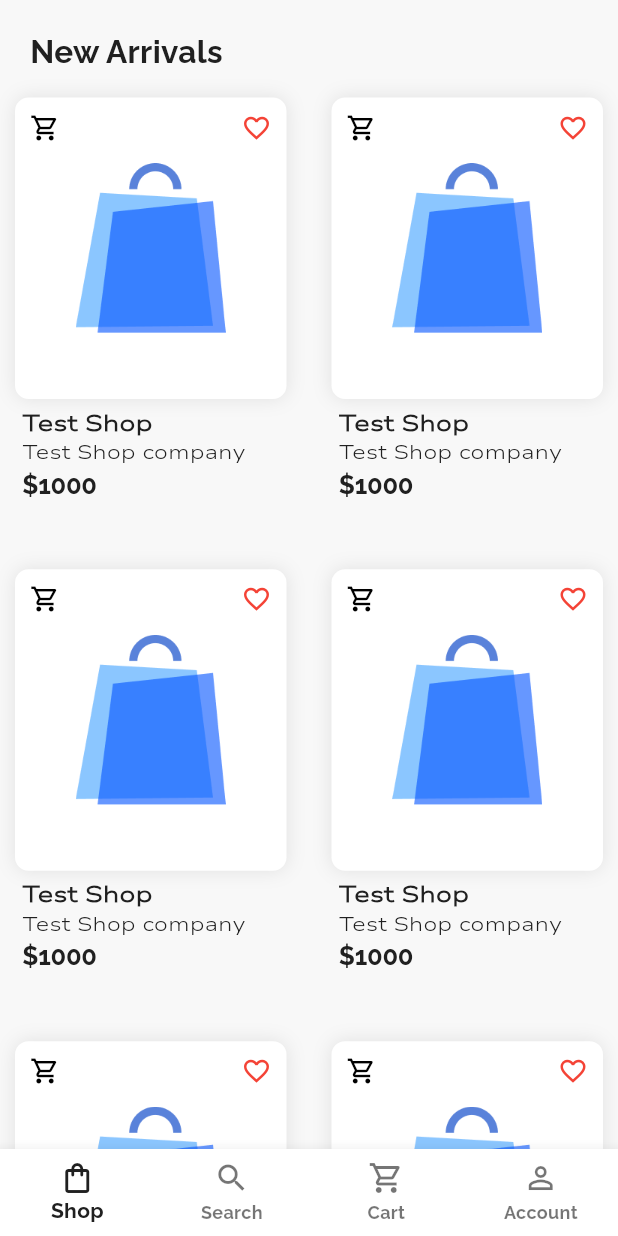
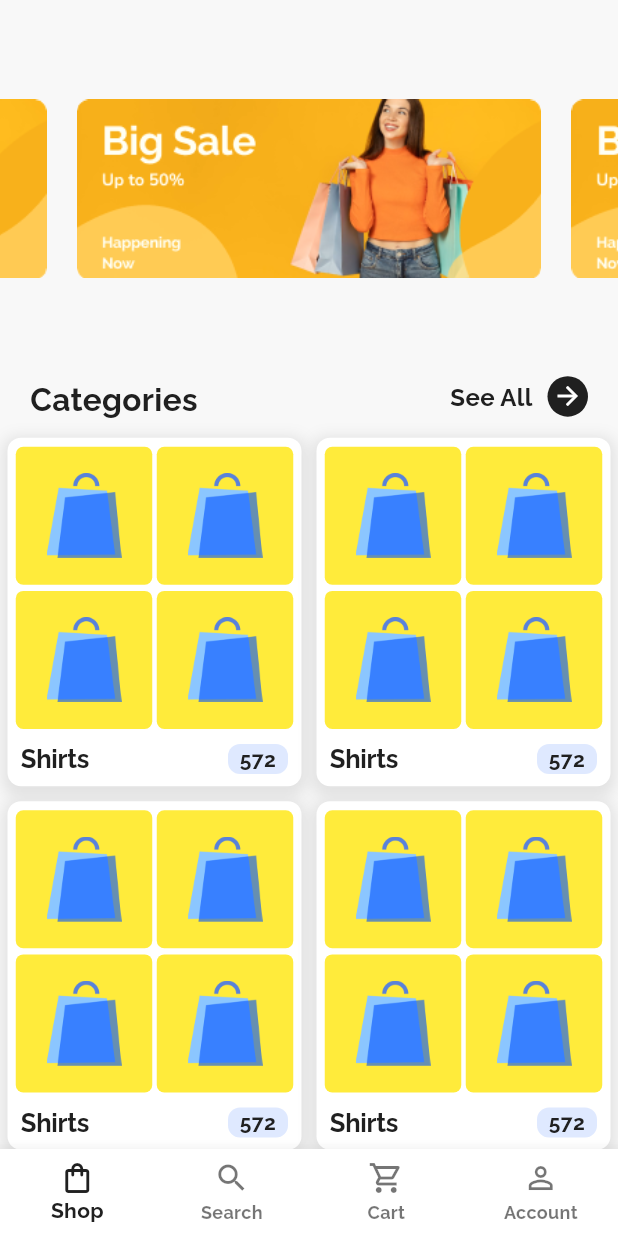
Before and after one commit to ahammednibras8/spare_boy, a Flutter app: the screen it shows after launch, after a tap on "Let's get started", on a phone screen of 412 x 824 dp. Run offline on Flutter 3.47's test engine with Material 3 defaults, Android fonts, the phone set to English and light mode, and no system bars; drawn by our look-alikes of carousel_slider; our stand-ins replace google_fonts, pinput.

Commit message:
Refactor CatagoryWidget for improved layout and functionality
- Updated CatagoryWidget to use a more flexible layout with dynamic sizing.
- Enhanced the image display within CatagoryWidget to support a grid layout.
- Integrated number of items display in CatagoryWidget for better user feedback.
- Improved styling and responsiveness of the widget.
- Adjusted margins and paddings for a cleaner UI.
- Ensured compatibility with CarouselSlider in ShopScreen for seamless integration.

```diff
--- /dev/null
+++ b/lib/features/common/widgets/banner_widget.dart
@@ -0,0 +1,22 @@
+import 'package:flutter/material.dart';
+
+class BannerWidget extends StatelessWidget {
+  const BannerWidget({super.key});
+
+  @override
+  Widget build(BuildContext context) {
+    return LayoutBuilder(
+      builder: (context,constraints) {
+        return Container(
+          width: constraints.maxWidth,
+          height: 130,
+          margin: const EdgeInsets.all(10),
+          child: Image.asset(
+            'assets/banners/banner.png',
+            fit: BoxFit.contain,
+          ),
+        );
+      }
+    );
+  }
+}
--- a/lib/features/common/widgets/buttons.dart
+++ b/lib/features/common/widgets/buttons.dart
@@ -58,15 +58,18 @@ class OnboardingButton extends StatelessWidget {
 class SmallBlueButton extends StatelessWidget {
   final IconData icon;
   final VoidCallback? onTap;
-  const SmallBlueButton({super.key, required this.icon, this.onTap});
+  final double? size;
+  final double? width;
+  final double? height;
+  const SmallBlueButton({super.key, required this.icon, this.onTap, this.size,this.width,this.height});
 
   @override
   Widget build(BuildContext context) {
     return GestureDetector(
       onTap: onTap,
       child: Container(
-          width: 30,
-          height: 30,
+          width: width ?? 30,
+          height: height ?? 30,
           decoration: const BoxDecoration(
             color: AppColors.textPrimary,
             shape: BoxShape.circle,
@@ -74,6 +77,7 @@ class SmallBlueButton extends StatelessWidget {
           child: Icon(
             icon,
             color: Colors.white,
+            size: size ?? 23,
           )),
     );
   }
--- /dev/null
+++ b/lib/features/common/widgets/catagory_widget.dart
@@ -0,0 +1,117 @@
+import 'package:flutter/material.dart';
+import 'package:google_fonts/google_fonts.dart';
+import 'package:spare_boy/core/constants/app_colors.dart';
+
+class CatagoryWidget extends StatefulWidget {
+  final String title;
+  final List<String> images;
+  final VoidCallback onTap;
+  final int? numberOfItems;
+
+  const CatagoryWidget({
+    super.key,
+    required this.title,
+    required this.images,
+    required this.onTap,
+    this.numberOfItems,
+  });
+
+  @override
+  State<CatagoryWidget> createState() => _CatagoryWidgetState();
+}
+
+class _CatagoryWidgetState extends State<CatagoryWidget> {
+  @override
+  Widget build(BuildContext context) {
+    return LayoutBuilder(builder: (context, constraints) {
+      final double maxWidth = constraints.maxWidth;
+      return Container(
+          margin: const EdgeInsets.symmetric(horizontal: 5, vertical: 5),
+          padding: const EdgeInsets.all(4),
+          decoration: const BoxDecoration(
+              color: Colors.white,
+              borderRadius: BorderRadius.all(Radius.circular(9)),
+              boxShadow: [
+                BoxShadow(
+                    color: Color.fromARGB(66, 158, 158, 158),
+                    blurRadius: 8,
+                    spreadRadius: 3,
+                    offset: Offset(0, 3)
+                    )
+              ]),
+          // margin: const EdgeInsets.only(bottom: 5,left: 5,right: 5),
+
+          child: SizedBox(
+            width: maxWidth + 10,
+            height: maxWidth - 10,
+            child: Column(
+                mainAxisAlignment: MainAxisAlignment.spaceAround,
+                children: [
+                  Row(
+                      mainAxisAlignment: MainAxisAlignment.spaceAround,
+                      children: [
+                        imageBuilder(widget.images[0], maxWidth / 2 - 12,
+                            maxWidth / 2 - 11),
+                        imageBuilder(widget.images[1], maxWidth / 2 - 12,
+                            maxWidth / 2 - 11)
+                      ]),
+                  Row(
+                      mainAxisAlignment: MainAxisAlignment.spaceAround,
+                      children: [
+                        imageBuilder(widget.images[2], maxWidth / 2 - 12,
+                            maxWidth / 2 - 11),
+                        imageBuilder(widget.images[3], maxWidth / 2 - 12,
+                            maxWidth / 2 - 11)
+                      ]),
+                      Row(
+                        mainAxisAlignment: MainAxisAlignment.spaceBetween,
+                        children: [
+                          Container(
+                            margin: const EdgeInsets.only(left: 5,top: 4),
+                            child: Text(widget.title,
+                                style: GoogleFonts.raleway(
+                                    color: AppColors.textPrimary,
+                                    fontSize: 17,
+                                    fontWeight: FontWeight.bold,
+                                    letterSpacing: -0.17,
+                                    )),
+                          ),
+                          Container(
+                            width: 40,
+                            height: 20,
+                            decoration: BoxDecoration(
+                              borderRadius: BorderRadius.circular(8),
+                              color: const Color(0xFFDFE9FF),
+                            ),
+
+                            margin: const EdgeInsets.only(right: 5,top: 4),
+                            child: Text( widget.numberOfItems!=null? widget.numberOfItems.toString():'0',
+                            textAlign: TextAlign.center,
+                                style: GoogleFonts.raleway(
+                                    color: AppColors.textPrimary,
+                                    fontSize: 14,
+                                    fontWeight: FontWeight.bold)),
+                          )
+                        ],
+                      )
+                ]),
+          ));
+    });
+  }
+}
+
+Widget imageBuilder(String image, double width, double height) {
+  return Container(
+    decoration: const BoxDecoration(
+      color: Colors.yellow,
+      borderRadius: BorderRadius.all(Radius.circular(5)),
+    ),
+    width: width,
+    height: height,
+    child: Image.asset(
+      image,
+      scale: 4,
+      alignment: Alignment.center,
+    ),
+  );
+}
--- a/lib/features/home/views/shop_screen.dart
+++ b/lib/features/home/views/shop_screen.dart
@@ -1,6 +1,12 @@
+import 'package:carousel_slider/carousel_slider.dart';
 import 'package:flutter/material.dart';
 import 'package:google_fonts/google_fonts.dart';
+import 'package:spare_boy/core/constants/app_colors.dart';
+import 'package:spare_boy/features/common/widgets/banner_widget.dart';
+import 'package:spare_boy/features/common/widgets/buttons.dart';
+import 'package:spare_boy/features/common/widgets/catagory_widget.dart';
 import 'package:spare_boy/features/common/widgets/item_widget.dart';
+import 'package:spare_boy/features/home/views/cart_screen.dart';
 
 class ShopScreen extends StatefulWidget {
   const ShopScreen({super.key});
@@ -10,21 +16,64 @@ class ShopScreen extends StatefulWidget {
 }
 
 class _ShopScreenState extends State<ShopScreen> {
+  final List<String> categories = List.generate(4, (index) {
+    return 'assets/icons/test_shop.png';
+  });
+
+  @override
+  void initState() {
+    super.initState();
+
+    WidgetsBinding.instance.addPostFrameCallback((_) {
+      precacheImage(const AssetImage('assets/icons/test_shop.png'), context);
+    });
+  }
+
   @override
   Widget build(BuildContext context) {
     return Container(
       margin: const EdgeInsets.only(top: 10),
-      child: CustomScrollView(slivers: [
+      child: LayoutBuilder(builder: (context, constraints) {
+        int crossAxisCount = (constraints.maxWidth / 180).floor();
+        crossAxisCount = crossAxisCount < 2 ? 2 : crossAxisCount;
+        return CustomScrollView(
+            physics: const ClampingScrollPhysics(),
+            slivers: [
               SliverToBoxAdapter(
-          child: titleBuilder('New Arrivals'),
+                child: CarouselSlider(items: List.generate(3, (index) => const BannerWidget()), options: CarouselOptions(autoPlay: false)),
                 ),
-        SliverLayoutBuilder(
-          builder: (context, constraints) {
-            int crossAxisCount = (constraints.crossAxisExtent / 180).floor();
-            crossAxisCount = crossAxisCount < 2 ? 2 : crossAxisCount;
-            return SliverGrid(
+              SliverToBoxAdapter(
+                child: titleBuilder('Categories', isSeeAllVisible: true),
+              ),
+              SliverGrid(
+                delegate: SliverChildBuilderDelegate(childCount: 10,
+                    (context, index) {
+                  return CatagoryWidget(
+                    images: categories,
+                    title: 'Shirts',
+                    onTap: () {},
+                    numberOfItems: 572,
+                  );
+                }),
+                gridDelegate: SliverGridDelegateWithFixedCrossAxisCount(
+                  crossAxisCount: crossAxisCount,
+                  childAspectRatio: 0.85,
+                  crossAxisSpacing: 0,
+                  mainAxisSpacing: 0,
+                ),
+              ),
+              SliverToBoxAdapter(
+                child: titleBuilder('New Arrivals', isSeeAllVisible: true,onTap: () => Navigator.push(context, MaterialPageRoute(builder: (context) => const CartScreen()))),
+              ),
+              SliverGrid(
+                gridDelegate: SliverGridDelegateWithFixedCrossAxisCount(
+                  crossAxisCount: crossAxisCount,
+                  childAspectRatio: 0.66,
+                  crossAxisSpacing: 0,
+                  mainAxisSpacing: 0,
+                ),
                 delegate: SliverChildBuilderDelegate(
-                (context, index){
+                  (context, index) {
                     return ItemWidget(
                       image: 'assets/icons/test_shop.png',
                       title: 'Test Shop',
@@ -34,25 +83,21 @@ class _ShopScreenState extends State<ShopScreen> {
                       onCartTap: () {},
                     );
                   },
-                childCount: 10,
+                  childCount: 100,
                 ),
-              gridDelegate: SliverGridDelegateWithFixedCrossAxisCount(
-                crossAxisCount: crossAxisCount,
-                childAspectRatio: 0.66,
-                mainAxisSpacing: 10,
-                crossAxisSpacing: 10,
               )
-            );
-          },
-        ),
-      ]),
+            ]);
+      }),
     );
   }
 }
 
-Widget titleBuilder(String title) {
-  return Padding(
-    padding: const EdgeInsets.only(top: 10.0, left: 20,bottom: 5),
+Widget titleBuilder(String title, {bool isSeeAllVisible = false, VoidCallback? onTap}) {
+  return Row(
+    mainAxisAlignment: MainAxisAlignment.spaceBetween,
+    children: [
+      Padding(
+        padding: const EdgeInsets.only(top: 10.0, left: 20, bottom: 5),
         child: Text(
           title,
           style: GoogleFonts.raleway(
@@ -60,5 +105,25 @@ Widget titleBuilder(String title) {
             fontWeight: FontWeight.bold,
           ),
         ),
+      ),
+      isSeeAllVisible ? Container(
+        margin: const EdgeInsets.only(right: 20),
+        child: Row(
+          children: [
+            Padding(
+              padding: const EdgeInsets.only(top: 10.0, left: 20, bottom: 8),
+              child: Text('See All',
+                  style: GoogleFonts.raleway(
+                      color: AppColors.textPrimary,
+                      fontSize: 16,
+                      fontWeight: FontWeight.bold)),
+            ),
+            const SizedBox(width: 10),
+            SmallBlueButton(
+                icon: Icons.arrow_forward, onTap: onTap, size: 20, width: 27, height: 27,)
+          ],
+        ),
+      ) :const SizedBox.shrink()
+    ],
   );
 }
--- a/pubspec.yaml
+++ b/pubspec.yaml
@@ -7,6 +7,7 @@ environment:
   sdk: ^3.5.4
 
 dependencies:
+  carousel_slider: ^5.0.0
   flutter:
     sdk: flutter
   google_fonts: ^6.1.0
@@ -23,6 +24,7 @@ flutter:
 
   assets:
     - assets/icons/
+    - assets/banners/
 
   fonts:
     - family: Raleway
```
Also changed, not shown: assets/banners/banner.png (added), pubspec.lock. Lines whose indentation alone changed are shown as unchanged.
